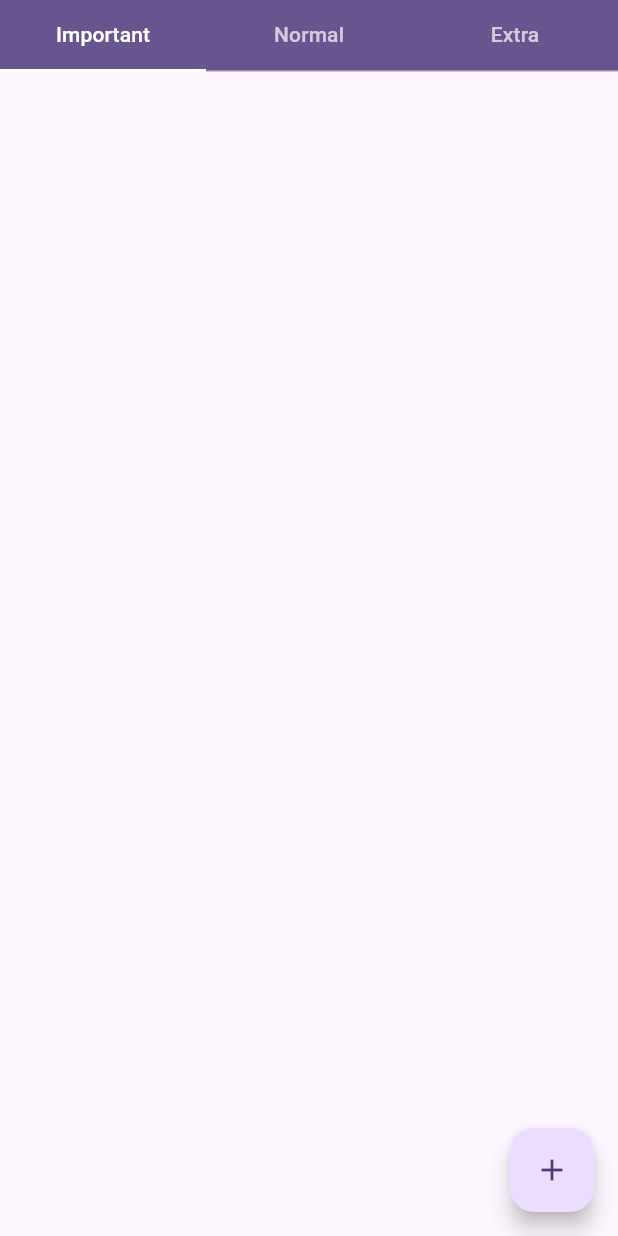
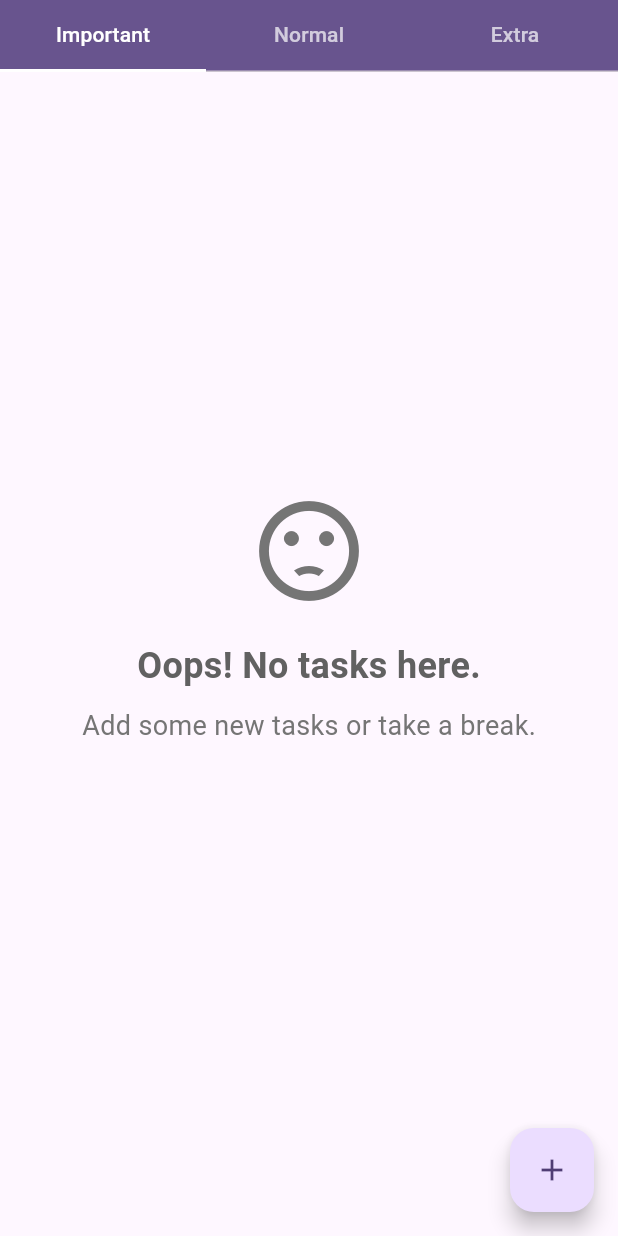
Before and after one commit to Bilawal-Mehfooz-Malik/todo_app, a Flutter app: the screen it shows after launch, scrolled down 104 dp, on a phone screen of 412 x 824 dp. Run offline on Flutter 3.47's test engine with Material 3 defaults, Android fonts, the phone set to English and light mode, and no system bars; our stand-ins replace flutter_riverpod.

Commit message:
make design beautiful

```diff
--- a/lib/widgets/todo_list.dart
+++ b/lib/widgets/todo_list.dart
@@ -4,26 +4,95 @@ import 'package:todo_app/providers/todo_provider.dart';
 import 'package:flutter_riverpod/flutter_riverpod.dart';
 
 class TodoList extends ConsumerWidget {
-  const TodoList({super.key, required this.priority});
+  const TodoList({Key? key, required this.priority}) : super(key: key);
   final Priority priority;
+
   @override
   Widget build(BuildContext context, WidgetRef ref) {
     final todos = ref.watch(todoProvider);
     final filteredTodos = todos.where((e) => e.priority == priority).toList();
 
-    return ListView.builder(
-      itemCount: todos.length,
-      itemBuilder: (ctx, index) {
+    return filteredTodos.isEmpty
+        ? _errorWidget()
+        : CustomScrollView(
+            slivers: [
+              SliverList(
+                delegate: SliverChildBuilderDelegate(
+                  (BuildContext context, int index) {
                     final todo = filteredTodos[index];
-        return CheckboxListTile(
+                    return Card(
+                      elevation: 4,
+                      margin: const EdgeInsets.symmetric(
+                          horizontal: 16, vertical: 8),
+                      shape: RoundedRectangleBorder(
+                        borderRadius: BorderRadius.circular(15),
+                      ),
+                      child: ListTile(
+                        leading: Checkbox(
                           value: todo.isCompleted,
                           onChanged: (value) {
-            ref.read(todoProvider.notifier).updateCheckBox(value!, index);
+                            ref
+                                .read(todoProvider.notifier)
+                                .updateCheckBox(value!, index);
                           },
-          title: Text(todo.task),
-          subtitle: Text('Priority: ${todo.priority.name}'),
+                        ),
+                        title: Text(
+                          todo.task,
+                          style: const TextStyle(
+                            fontWeight: FontWeight.bold,
+                            fontSize: 18,
+                          ),
+                        ),
+                        subtitle: Text(
+                          'Priority: ${todo.priority.name}',
+                          style: const TextStyle(
+                            fontStyle: FontStyle.italic,
+                            fontSize: 14,
+                          ),
+                        ),
+                        trailing: IconButton(
+                          icon: const Icon(Icons.edit),
+                          onPressed: () {},
+                        ),
+                      ),
                     );
                   },
+                  childCount: filteredTodos.length,
+                ),
+              ),
+            ],
+          );
+  }
+
+  Center _errorWidget() {
+    return Center(
+      child: Column(
+        mainAxisAlignment: MainAxisAlignment.center,
+        children: [
+          Icon(
+            Icons.sentiment_dissatisfied,
+            size: 80,
+            color: Colors.grey.shade600,
+          ),
+          const SizedBox(height: 20),
+          Text(
+            'Oops! No tasks here.',
+            style: TextStyle(
+              fontSize: 24,
+              fontWeight: FontWeight.bold,
+              color: Colors.grey.shade700,
+            ),
+          ),
+          const SizedBox(height: 10),
+          Text(
+            'Add some new tasks or take a break.',
+            style: TextStyle(
+              fontSize: 18,
+              color: Colors.grey.shade600,
+            ),
+          ),
+        ],
+      ),
     );
   }
 }
```
Lines whose indentation alone changed are shown as unchanged.
